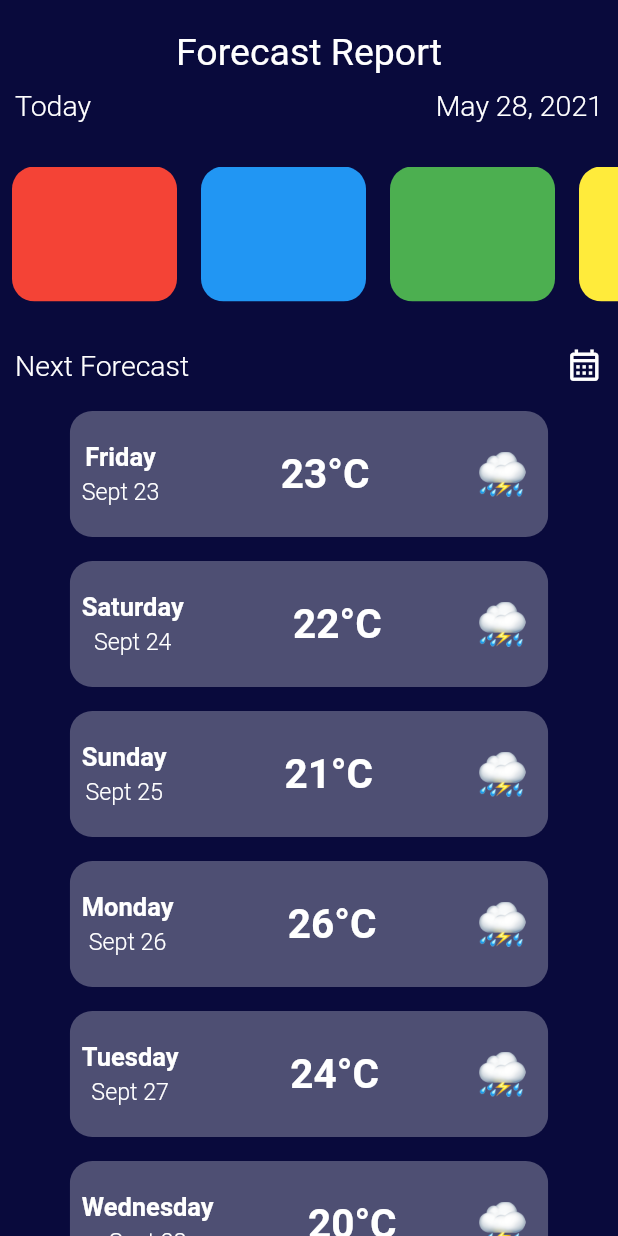
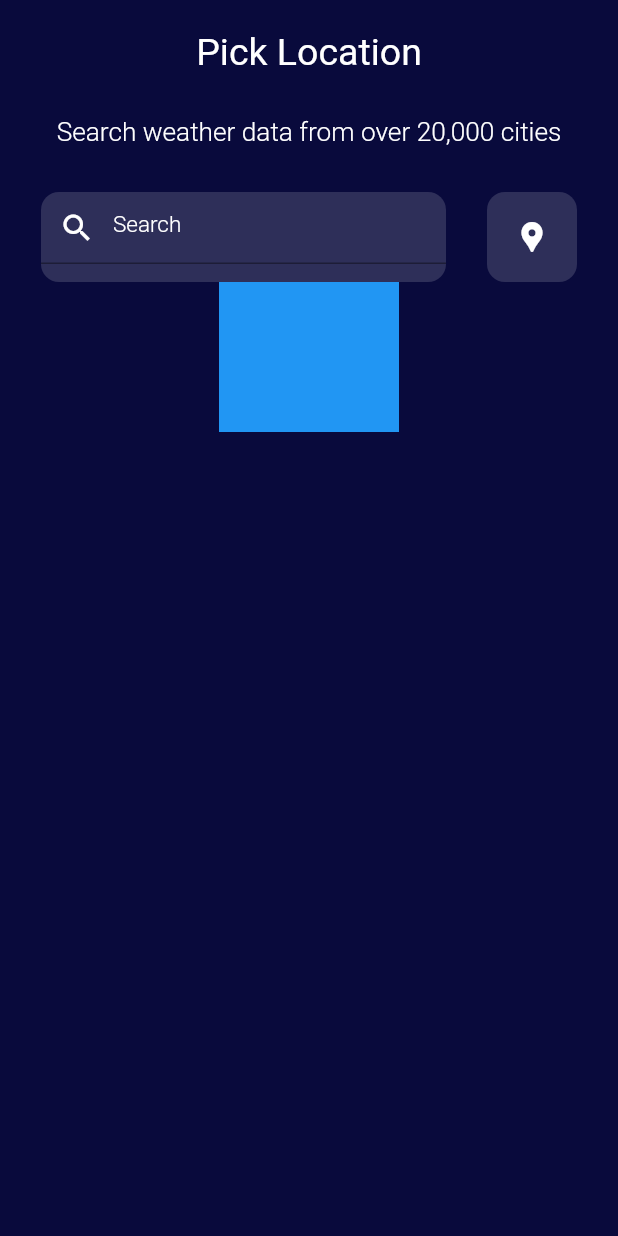
Before and after one commit to Galadima3/Weather-App, a Flutter app: the screen it shows after launch, on a phone screen of 412 x 824 dp. Run offline on Flutter 3.47's test engine with Material 2 defaults, Android fonts, the phone set to English and light mode, and no system bars; our stand-ins replace geolocator.

Commit message:
5th commit + UI Improvements

```diff
--- a/lib/main.dart
+++ b/lib/main.dart
@@ -1,6 +1,7 @@
 import 'package:flutter/material.dart';
 import 'package:weather/screens/forecast_page.dart';
 import 'package:weather/screens/home_page.dart';
+import 'package:weather/screens/search_page.dart';
 
 void main() {
   runApp(const MyApp());
@@ -18,7 +19,7 @@ class MyApp extends StatelessWidget {
         scaffoldBackgroundColor: const Color(0xFF090A3C),
         primarySwatch: Colors.blue,
       ),
-      home: const ForecastScreen(),
+      home: const SearchPage(),
     );
   }
 }
--- a/lib/screens/forecast_page.dart
+++ b/lib/screens/forecast_page.dart
@@ -47,11 +47,11 @@ class _ForecastScreenState extends State<ForecastScreen> {
                   shrinkWrap: true,
                   scrollDirection: Axis.horizontal,
                   children: [
-                    TestContainer(color: Colors.red),
-                    TestContainer(color: Colors.blue),
-                    TestContainer(color: Colors.green),
-                    TestContainer(color: Colors.yellow),
-                    TestContainer(color: Colors.deepPurple),
+                    TestContainer(),
+                    TestContainer(),
+                    TestContainer(),
+                    TestContainer(),
+                    TestContainer(),
                   ],
                 ),
               ),
--- a/lib/screens/search_page.dart
+++ b/lib/screens/search_page.dart
@@ -0,0 +1,105 @@
+// ignore_for_file: prefer_const_constructors, prefer_const_literals_to_create_immutables
+
+import 'package:flutter/material.dart';
+import 'package:weather/utilities/constants.dart';
+
+class SearchPage extends StatefulWidget {
+
+  const SearchPage({super.key});
+
+  @override
+  State<SearchPage> createState() => _SearchPageState();
+}
+
+TextEditingController _cityName = TextEditingController();
+
+class _SearchPageState extends State<SearchPage> {
+
+  @override
+  Widget build(BuildContext context) {
+    return SafeArea(
+      child: Scaffold(
+        body: Center(
+          child: Column(
+            children: [
+              kSpace,
+              Text(
+                'Pick Location',
+                style: homePageHeader,
+              ),
+              kSpace,
+              Padding(
+                padding: const EdgeInsets.all(9.0),
+                child: Text(
+                  'Search weather data from over 20,000 cities',
+                  style: TextStyle(
+                      fontSize: 17.5,
+                      fontWeight: FontWeight.w300,
+                      color: Colors.white),
+                ),
+              ),
+              kSpace,
+              Row(
+                mainAxisAlignment: MainAxisAlignment.spaceEvenly,
+                children: [
+                  ClipRRect(
+                    borderRadius: BorderRadius.circular(12),
+                    child: Container(
+                      color: Color.fromRGBO(255, 255, 255, 0.15),
+                      width: 270,
+                      height: 60,
+                      child: TextField(
+                        controller: _cityName,
+                        style: TextStyle(color: Colors.white),
+                        decoration: InputDecoration(
+                            focusedBorder: OutlineInputBorder(
+                                borderSide:
+                                    BorderSide(color: Colors.transparent)),
+                            prefixIcon: Icon(
+                              Icons.search,
+                              color: Colors.white,
+                            ),
+                            hintText: 'Search',
+                            hintStyle: TextStyle(
+                                fontSize: 15,
+                                fontWeight: FontWeight.w300,
+                                color: Colors.white)),
+                      ),
+                    ),
+                  ),
+                  ClipRRect(
+                    borderRadius: BorderRadius.circular(12),
+                    child: Container(
+                      height: 60,
+                      width: 60,
+                      color: Color.fromRGBO(255, 255, 255, 0.15),
+                      child: IconButton(
+                        onPressed: (){},
+                        icon: Icon(Icons.location_pin, color: Colors.white,),
+                      ),
+                    ),
+                  )
+                ],
+              ),
+              Container(
+                height: 100,
+                width: 120,
+                color: Colors.blue,
+                child: Row(
+                  children: [
+                    Column(
+                      children: [
+                        Text('')
+                      ],
+                    )
+                  ],
+                ),
+              )
+
+            ],
+          ),
+        ),
+      ),
+    );
+  }
+}
```
Also changed, not shown: lib/screens/home_page.dart (+5 -5 lines), lib/utilities/widgets.dart (+24 -4 lines).
